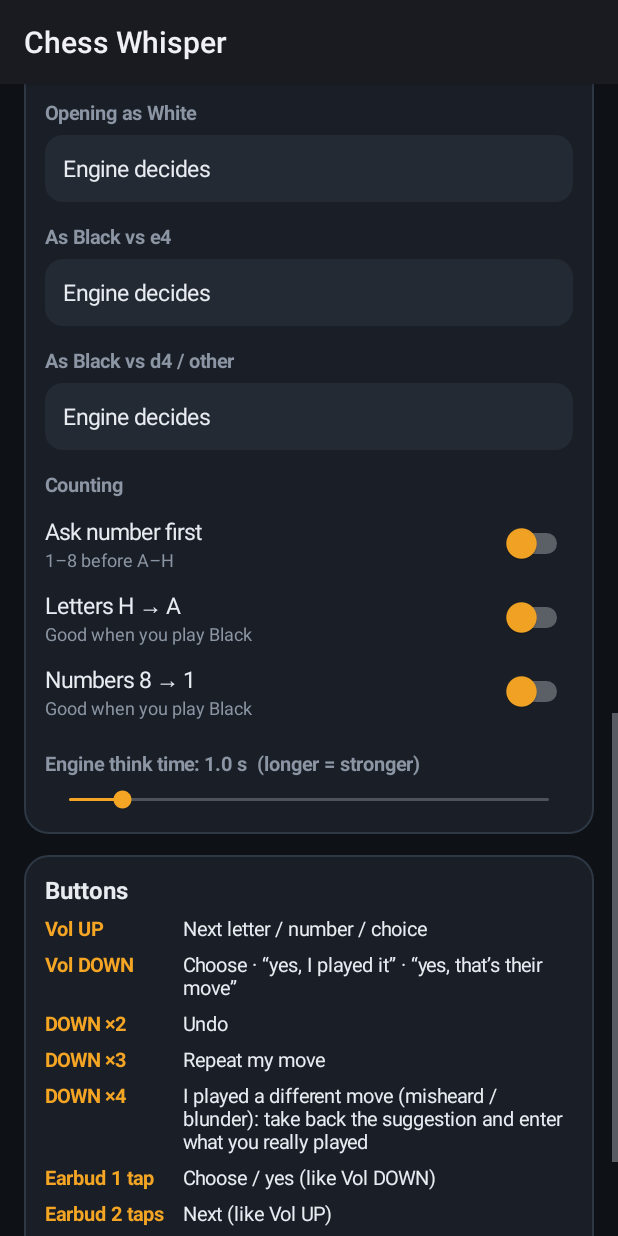
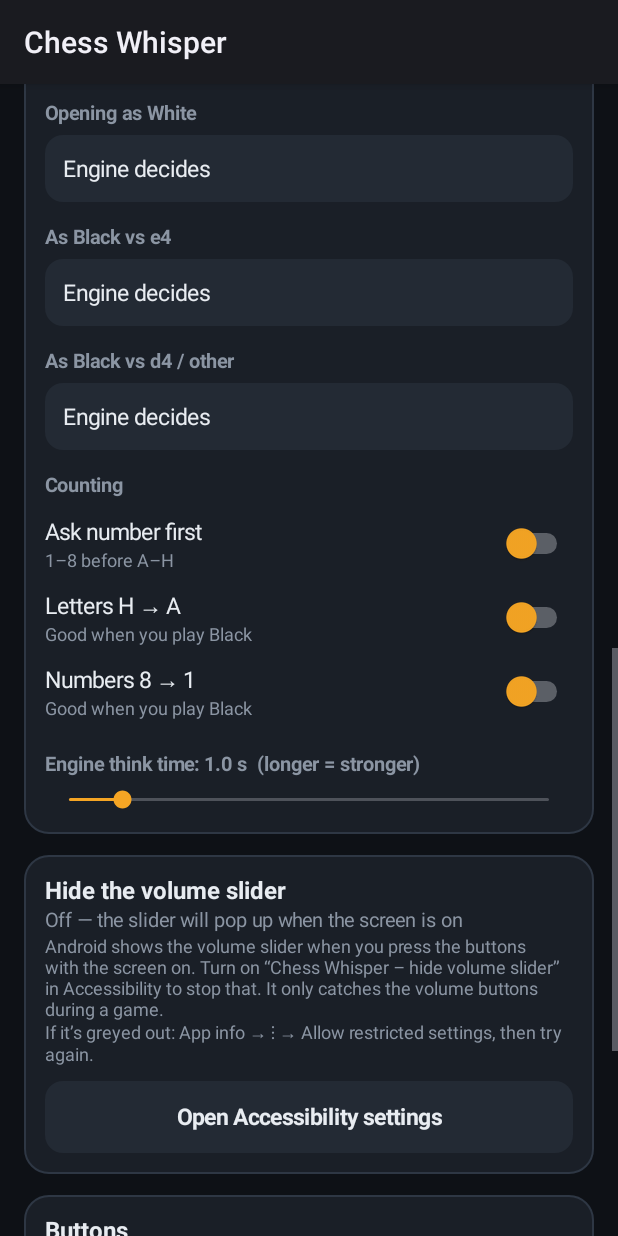
Before and after one commit to Spian45/ChessWhisper, an Android app: the screen it shows after launch (MainActivity), scrolled down 1074 dp, on a phone screen of 412 x 824 dp. Run offline under Robolectric (Android 15) with nearby library versions, the phone set to English and light mode, and no system bars.

Commit message:
Optional accessibility service to hide the volume slider during games
Co-Authored-By: Claude Opus 5.5 <noreply@anthropic.com>
Claude-Session: https://claude.ai/code/session_01EfSkuTsm8s64RmRLuu47rs

```diff
--- a/app/src/main/java/com/spian/chesswhisper/MainActivity.java
+++ b/app/src/main/java/com/spian/chesswhisper/MainActivity.java
@@ -41,6 +41,7 @@ public class MainActivity extends Activity implements WhisperService.UiListener
     private LinearLayout settingsBody, padRow;
     private Button sideW, sideB;
     private TextView settingsHeader;
+    private TextView hideStatus;
 
     @Override protected void onCreate(Bundle b) {
         super.onCreate(b);
@@ -157,6 +158,19 @@ public class MainActivity extends Activity implements WhisperService.UiListener
         settingsHeader.setText(settingsBody.getVisibility() == View.VISIBLE ? "⚙  Settings  ▴" : "⚙  Settings  ▾");
         root.addView(set, cardLp());
 
+        // ---- hide volume slider ----
+        LinearLayout hide = card();
+        hide.addView(text("Hide the volume slider", 16, TEXT, true));
+        hideStatus = text("", 13, MUTED, false);
+        hide.addView(hideStatus);
+        hide.addView(text("Android shows the volume slider when you press the buttons with the screen on. Turn on “Chess Whisper – hide volume slider” in Accessibility to stop that. It only catches the volume buttons during a game.\nIf it’s greyed out: App info → ⋮ → Allow restricted settings, then try again.", 12, MUTED, false));
+        Button openAcc = bigButton("Open Accessibility settings", CARD2, TEXT, v -> {
+            try { startActivity(new Intent(android.provider.Settings.ACTION_ACCESSIBILITY_SETTINGS)); } catch (Exception ignored) { }
+        });
+        LinearLayout.LayoutParams alp = topLp(10);
+        hide.addView(openAcc, alp);
+        root.addView(hide, cardLp());
+
         // ---- help ----
         LinearLayout help = card();
         help.addView(text("Buttons", 16, TEXT, true));
@@ -180,7 +194,12 @@ public class MainActivity extends Activity implements WhisperService.UiListener
         setContentView(sv);
     }
 
-    @Override protected void onResume() { super.onResume(); WhisperService.setListener(this); onBrainChanged(); }
+    @Override protected void onResume() {
+        super.onResume(); WhisperService.setListener(this); onBrainChanged();
+        boolean on = KeyService.isOn();
+        hideStatus.setText(on ? "✅ On — no volume slider during games" : "Off — the slider will pop up when the screen is on");
+        hideStatus.setTextColor(on ? GREEN : MUTED);
+    }
     @Override protected void onPause() { WhisperService.setListener(null); super.onPause(); }
 
     /** With the app on screen, the keys come here first. */
--- a/app/src/main/res/values/strings.xml
+++ b/app/src/main/res/values/strings.xml
@@ -1,4 +1,6 @@
 <?xml version="1.0" encoding="utf-8"?>
 <resources>
     <string name="app_name">Chess Whisper</string>
+    <string name="key_service_name">Chess Whisper – hide volume slider</string>
+    <string name="key_service_desc">Lets Chess Whisper catch the volume buttons during a game so the volume slider does not pop up on screen. It only reads the volume buttons, and only while a game is running. Nothing else is read.</string>
 </resources>
```
Also changed, not shown: app/src/main/AndroidManifest.xml (+13 -0 lines), app/src/main/java/com/spian/chesswhisper/KeyService.java (added, +34 -0 lines), app/src/main/res/xml/key_service.xml (added, +8 -0 lines), 1 other file.
